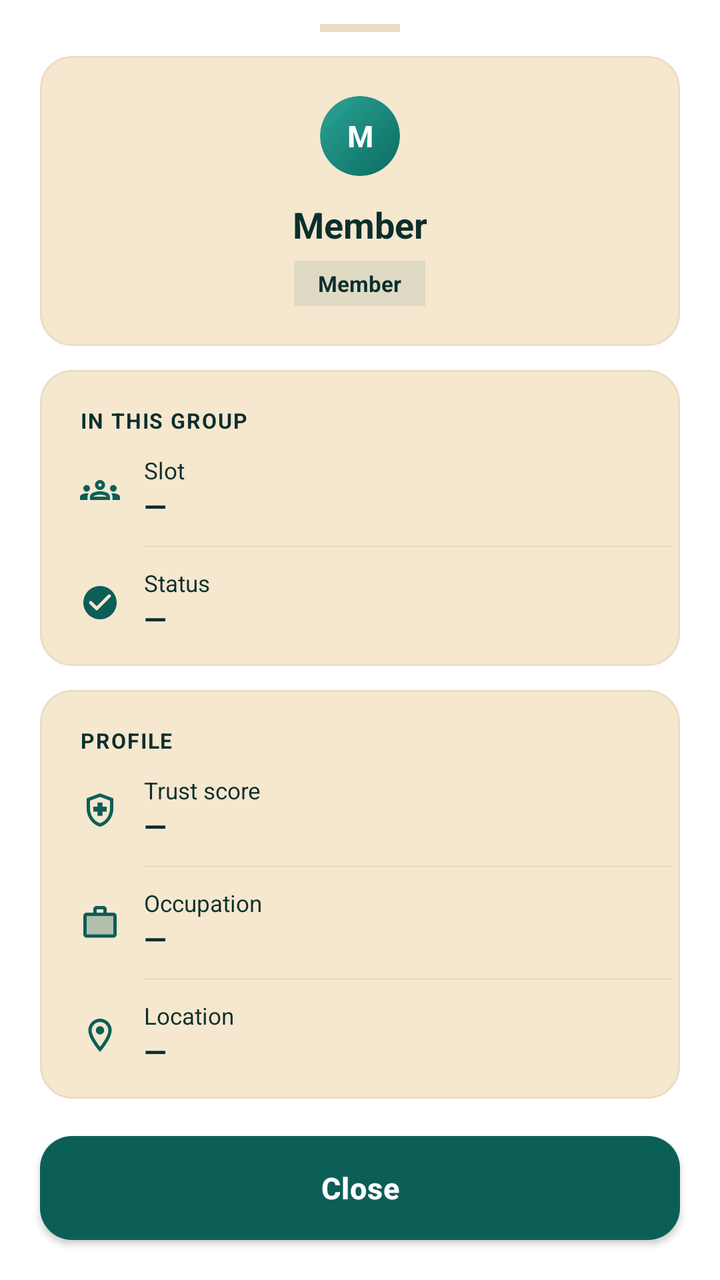
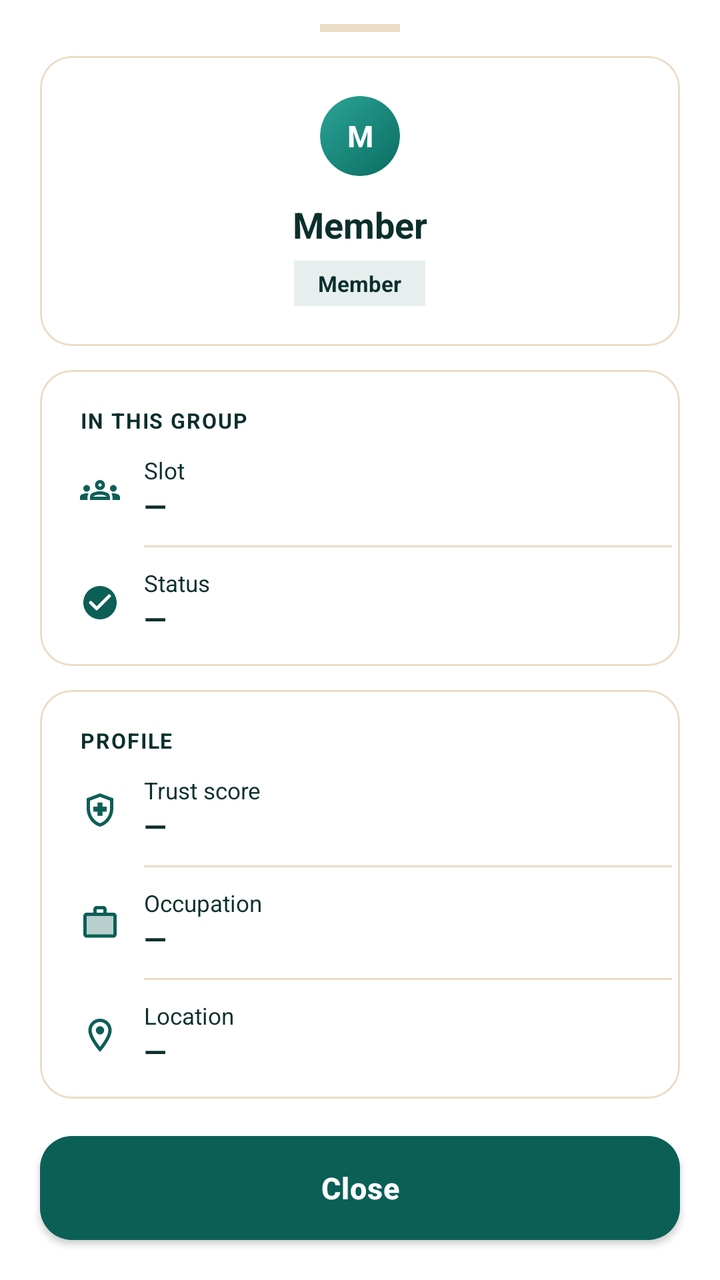

The first picture is an Android layout as it rendered before a commit; the second is the same layout after the commit. The layout source and the unified diff follow.
<!-- AndroidManifest.xml: application theme AppTheme -->
<!-- res/layout/bottom_sheet_member_detail.xml -->
<LinearLayout
	xmlns:android="http://schemas.android.com/apk/res/android"
	xmlns:app="http://schemas.android.com/apk/res-auto"
	xmlns:tools="http://schemas.android.com/tools"
	android:id="@+id/sheet_root"
	android:layout_width="match_parent"
	android:layout_height="wrap_content"
	android:orientation="vertical"
	android:background="?attr/colorSurface">
	<LinearLayout
		android:id="@+id/linear54"
		android:layout_width="match_parent"
		android:layout_height="wrap_content"
		android:paddingTop="12dp"
		android:paddingBottom="8dp"
		android:background="?attr/colorSurface"
		android:gravity="center_horizontal">
		<View
			android:id="@+id/view55"
			android:layout_width="40dp"
			android:layout_height="4dp"
			android:background="@color/colorCardStroke" />
	</LinearLayout>
	<androidx.core.widget.NestedScrollView
		android:id="@+id/vscroll5"
		android:layout_width="match_parent"
		android:layout_height="0dp"
		android:layout_weight="1"
		android:fillViewport="true"
		android:overScrollMode="never"
		android:clipToPadding="false">
		<LinearLayout
			android:id="@+id/linear56"
			android:layout_width="match_parent"
			android:layout_height="wrap_content"
			android:paddingBottom="24dp"
			android:orientation="vertical"
			android:paddingHorizontal="20dp">
			<com.google.android.material.card.MaterialCardView
				android:id="@+id/cardview12"
				android:layout_width="match_parent"
				android:layout_height="wrap_content"
				android:layout_marginTop="4dp"
				app:cardBackgroundColor="@color/colorSurfaceRaised"
				app:cardCornerRadius="16dp"
				app:cardElevation="0dp"
				app:strokeWidth="1dp"
				app:strokeColor="@color/colorCardStroke">
				<LinearLayout
					android:id="@+id/linear57"
					android:layout_width="match_parent"
					android:layout_height="wrap_content"
					android:padding="20dp"
					android:gravity="center_horizontal"
					android:orientation="vertical">
					<com.google.android.material.card.MaterialCardView
						android:id="@+id/cardview13"
						android:layout_width="40dp"
						android:layout_height="40dp"
						app:cardBackgroundColor="@color/colorSurfaceAlt"
						app:cardCornerRadius="20dp"
						app:cardElevation="0dp"
						app:strokeWidth="0dp">
						<FrameLayout
							android:id="@+id/frame_layout58"
							android:layout_width="match_parent"
							android:layout_height="match_parent">
							<ImageView
								android:id="@+id/iv_detail_avatar"
								android:layout_width="match_parent"
								android:layout_height="match_parent"
								android:src="@drawable/ic_coin_harv"
								android:scaleType="centerInside"
								android:focusable="false"
								android:visibility="gone" />
							<TextView
								android:id="@+id/tv_detail_initials"
								android:layout_width="match_parent"
								android:layout_height="match_parent"
								android:gravity="center"
								android:text="M"
								android:textSize="15sp"
								android:textStyle="bold"
								android:focusable="false"
	android:background="@drawable/bg_avatar"
	android:textColor="#FFFFFFFF"/>
						</FrameLayout>
					</com.google.android.material.card.MaterialCardView>
					<TextView
						android:id="@+id/tv_detail_name"
						android:layout_width="match_parent"
						android:layout_height="wrap_content"
						android:layout_marginTop="12dp"
						android:gravity="center_horizontal|center_vertical"
						android:text="Member"
						android:textSize="18sp"
						android:textStyle="bold"
						android:focusable="false" />
					<TextView
						android:id="@+id/tv_detail_role"
						android:layout_width="wrap_content"
						android:layout_height="wrap_content"
						android:layout_marginTop="6dp"
						android:background="@color/colorAccentSoft"
						android:text="Member"
						android:textSize="11sp"
						android:textStyle="bold"
						android:paddingHorizontal="12dp"
						android:paddingVertical="4dp"
						android:focusable="false" />
				</LinearLayout>
			</com.google.android.material.card.MaterialCardView>
			<com.google.android.material.card.MaterialCardView
				android:id="@+id/cardview14"
				android:layout_width="match_parent"
				android:layout_height="wrap_content"
				android:layout_marginTop="12dp"
				app:cardBackgroundColor="@color/colorSurfaceRaised"
				app:cardCornerRadius="16dp"
				app:cardElevation="0dp"
				app:strokeWidth="1dp"
				app:strokeColor="@color/colorCardStroke">
				<LinearLayout
					android:id="@+id/linear59"
					android:layout_width="match_parent"
					android:layout_height="wrap_content"
					android:padding="4dp"
					android:orientation="vertical">
					<TextView
						android:id="@+id/textview42"
						android:layout_width="match_parent"
						android:layout_height="wrap_content"
						android:paddingLeft="16dp"
						android:paddingTop="14dp"
						android:paddingRight="16dp"
						android:text="IN THIS GROUP"
						android:textStyle="bold"
						android:textSize="10.5sp"
						android:letterSpacing="0.06"
						android:focusable="false" />
					<LinearLayout
						android:id="@+id/linear60"
						android:layout_width="match_parent"
						android:layout_height="wrap_content"
						android:gravity="center_vertical"
						android:orientation="horizontal"
						android:paddingHorizontal="16dp"
						android:paddingVertical="10dp">
						<ImageView
							android:id="@+id/imageview10"
							android:layout_width="20dp"
							android:layout_height="20dp"
							android:src="@drawable/icon_groups_outline"
							android:scaleType="centerInside"
							android:focusable="false"
							app:tint="@color/colorAccent" />
						<LinearLayout
							android:id="@+id/linear61"
							android:layout_width="0dp"
							android:layout_height="wrap_content"
							android:orientation="vertical"
							android:layout_weight="1"
							android:layout_marginStart="12dp">
							<TextView
								android:id="@+id/textview43"
								android:layout_width="wrap_content"
								android:layout_height="wrap_content"
								android:text="Slot"
								android:textSize="11.5sp"
								android:focusable="false" />
							<TextView
								android:id="@+id/tv_detail_slot"
								android:layout_width="wrap_content"
								android:layout_height="wrap_content"
								android:text="—"
								android:textStyle="bold"
								android:textSize="14.5sp"
								android:focusable="false" />
						</LinearLayout>
					</LinearLayout>
					<View
						android:id="@+id/view62"
						android:layout_width="match_parent"
						android:layout_height="1dp"
						android:background="@color/colorDivider"
						android:layout_marginStart="48dp" />
					<LinearLayout
						android:id="@+id/linear63"
						android:layout_width="match_parent"
						android:layout_height="wrap_content"
						android:gravity="center_vertical"
						android:orientation="horizontal"
						android:paddingHorizontal="16dp"
						android:paddingVertical="10dp">
						<ImageView
							android:id="@+id/imageview11"
							android:layout_width="20dp"
							android:layout_height="20dp"
							android:src="@drawable/icon_check_circle_round"
							android:scaleType="centerInside"
							android:focusable="false"
							app:tint="@color/colorAccent" />
						<LinearLayout
							android:id="@+id/linear64"
							android:layout_width="0dp"
							android:layout_height="wrap_content"
							android:orientation="vertical"
							android:layout_weight="1"
							android:layout_marginStart="12dp">
							<TextView
								android:id="@+id/textview44"
								android:layout_width="wrap_content"
								android:layout_height="wrap_content"
								android:text="Status"
								android:textSize="11.5sp"
								android:focusable="false" />
							<TextView
								android:id="@+id/tv_detail_status"
								android:layout_width="wrap_content"
								android:layout_height="wrap_content"
								android:text="—"
								android:textStyle="bold"
								android:textSize="14.5sp"
								android:focusable="false" />
						</LinearLayout>
					</LinearLayout>
				</LinearLayout>
			</com.google.android.material.card.MaterialCardView>
			<com.google.android.material.card.MaterialCardView
				android:id="@+id/cardview15"
				android:layout_width="match_parent"
				android:layout_height="wrap_content"
				android:layout_marginTop="12dp"
				app:cardBackgroundColor="@color/colorSurfaceRaised"
				app:cardCornerRadius="16dp"
				app:cardElevation="0dp"
				app:strokeWidth="1dp"
				app:strokeColor="@color/colorCardStroke">
				<LinearLayout
					android:id="@+id/linear65"
					android:layout_width="match_parent"
					android:layout_height="wrap_content"
					android:padding="4dp"
					android:orientation="vertical">
					<TextView
						android:id="@+id/textview45"
						android:layout_width="match_parent"
						android:layout_height="wrap_content"
						android:paddingLeft="16dp"
						android:paddingTop="14dp"
						android:paddingRight="16dp"
						android:text="PROFILE"
						android:textStyle="bold"
						android:textSize="10.5sp"
						android:letterSpacing="0.06"
						android:focusable="false" />
					<LinearLayout
						android:id="@+id/linear66"
						android:layout_width="match_parent"
						android:layout_height="wrap_content"
						android:gravity="center_vertical"
						android:orientation="horizontal"
						android:paddingHorizontal="16dp"
						android:paddingVertical="10dp">
						<ImageView
							android:id="@+id/imageview12"
							android:layout_width="20dp"
							android:layout_height="20dp"
							android:src="@drawable/icon_health_and_safety_outline"
							android:scaleType="centerInside"
							android:focusable="false"
							app:tint="@color/colorAccent" />
						<LinearLayout
							android:id="@+id/linear67"
							android:layout_width="0dp"
							android:layout_height="wrap_content"
							android:orientation="vertical"
							android:layout_weight="1"
							android:layout_marginStart="12dp">
							<TextView
								android:id="@+id/textview46"
								android:layout_width="wrap_content"
								android:layout_height="wrap_content"
								android:text="Trust score"
								android:textSize="11.5sp"
								android:focusable="false" />
							<TextView
								android:id="@+id/tv_detail_trust"
								android:layout_width="wrap_content"
								android:layout_height="wrap_content"
								android:text="—"
								android:textStyle="bold"
								android:textSize="14.5sp"
								android:focusable="false" />
						</LinearLayout>
					</LinearLayout>
					<View
						android:id="@+id/view68"
						android:layout_width="match_parent"
						android:layout_height="1dp"
						android:background="@color/colorDivider"
						android:layout_marginStart="48dp" />
					<LinearLayout
						android:id="@+id/linear69"
						android:layout_width="match_parent"
						android:layout_height="wrap_content"
						android:gravity="center_vertical"
						android:orientation="horizontal"
						android:paddingHorizontal="16dp"
						android:paddingVertical="10dp">
						<ImageView
							android:id="@+id/imageview13"
							android:layout_width="20dp"
							android:layout_height="20dp"
							android:src="@drawable/icon_work_twotone"
							android:scaleType="centerInside"
							android:focusable="false"
							app:tint="@color/colorAccent" />
						<LinearLayout
							android:id="@+id/linear70"
							android:layout_width="0dp"
							android:layout_height="wrap_content"
							android:orientation="vertical"
							android:layout_weight="1"
							android:layout_marginStart="12dp">
							<TextView
								android:id="@+id/textview47"
								android:layout_width="wrap_content"
								android:layout_height="wrap_content"
								android:text="Occupation"
								android:textSize="11.5sp"
								android:focusable="false" />
							<TextView
								android:id="@+id/tv_detail_occupation"
								android:layout_width="wrap_content"
								android:layout_height="wrap_content"
								android:text="—"
								android:textStyle="bold"
								android:textSize="14.5sp"
								android:focusable="false" />
						</LinearLayout>
					</LinearLayout>
					<View
						android:id="@+id/view71"
						android:layout_width="match_parent"
						android:layout_height="1dp"
						android:background="@color/colorDivider"
						android:layout_marginStart="48dp" />
					<LinearLayout
						android:id="@+id/linear72"
						android:layout_width="match_parent"
						android:layout_height="wrap_content"
						android:gravity="center_vertical"
						android:orientation="horizontal"
						android:paddingHorizontal="16dp"
						android:paddingVertical="10dp">
						<ImageView
							android:id="@+id/imageview14"
							android:layout_width="20dp"
							android:layout_height="20dp"
							android:src="@drawable/icon_location_on_outline"
							android:scaleType="centerInside"
							android:focusable="false"
							app:tint="@color/colorAccent" />
						<LinearLayout
							android:id="@+id/linear73"
							android:layout_width="0dp"
							android:layout_height="wrap_content"
							android:orientation="vertical"
							android:layout_weight="1"
							android:layout_marginStart="12dp">
							<TextView
								android:id="@+id/textview48"
								android:layout_width="wrap_content"
								android:layout_height="wrap_content"
								android:text="Location"
								android:textSize="11.5sp"
								android:focusable="false" />
							<TextView
								android:id="@+id/tv_detail_location"
								android:layout_width="wrap_content"
								android:layout_height="wrap_content"
								android:text="—"
								android:textStyle="bold"
								android:textSize="14.5sp"
								android:focusable="false" />
						</LinearLayout>
					</LinearLayout>
				</LinearLayout>
			</com.google.android.material.card.MaterialCardView>
			<com.google.android.material.card.MaterialCardView
				android:id="@+id/cardview16"
				android:layout_width="match_parent"
				android:layout_height="wrap_content"
				android:layout_marginTop="12dp"
				app:cardBackgroundColor="@color/colorSurfaceRaised"
				app:cardCornerRadius="16dp"
				app:cardElevation="0dp"
				app:strokeWidth="1dp"
				app:strokeColor="@color/colorCardStroke">
				<LinearLayout
					android:id="@+id/linear74"
					android:layout_width="match_parent"
					android:layout_height="wrap_content"
					android:padding="4dp"
					android:orientation="vertical">
					<TextView
						android:id="@+id/textview49"
						android:layout_width="match_parent"
						android:layout_height="wrap_content"
						android:paddingLeft="16dp"
						android:paddingTop="14dp"
						android:paddingRight="16dp"
						android:text="CONTACT"
						android:textStyle="bold"
						android:textSize="10.5sp"
						android:letterSpacing="0.06"
						android:focusable="false" />
					<LinearLayout
						android:id="@+id/linear75"
						android:layout_width="match_parent"
						android:layout_height="wrap_content"
						android:gravity="center_vertical"
						android:orientation="horizontal"
						android:paddingHorizontal="16dp"
						android:paddingVertical="10dp">
						<ImageView
							android:id="@+id/imageview15"
							android:layout_width="20dp"
							android:layout_height="20dp"
							android:src="@drawable/icon_local_phone_twotone"
							android:scaleType="centerInside"
							android:focusable="false"
							app:tint="@color/colorAccent" />
						<LinearLayout
							android:id="@+id/linear76"
							android:layout_width="0dp"
							android:layout_height="wrap_content"
							android:orientation="vertical"
							android:layout_weight="1"
							android:layout_marginStart="12dp">
							<TextView
								android:id="@+id/textview50"
								android:layout_width="wrap_content"
								android:layout_height="wrap_content"
								android:text="Phone"
								android:textSize="11.5sp"
								android:focusable="false" />
							<TextView
								android:id="@+id/tv_detail_phone"
								android:layout_width="wrap_content"
								android:layout_height="wrap_content"
								android:text="—"
								android:textStyle="bold"
								android:textSize="14.5sp"
								android:focusable="false"
								android:textIsSelectable="true" />
						</LinearLayout>
					</LinearLayout>
					<View
						android:id="@+id/view77"
						android:layout_width="match_parent"
						android:layout_height="1dp"
						android:background="@color/colorDivider"
						android:layout_marginStart="48dp" />
					<LinearLayout
						android:id="@+id/linear78"
						android:layout_width="match_parent"
						android:layout_height="wrap_content"
						android:gravity="center_vertical"
						android:orientation="horizontal"
						android:paddingHorizontal="16dp"
						android:paddingVertical="10dp">
						<ImageView
							android:id="@+id/imageview16"
							android:layout_width="20dp"
							android:layout_height="20dp"
							android:src="@drawable/icon_alternate_email_twotone"
							android:scaleType="centerInside"
							android:focusable="false"
							app:tint="@color/colorAccent" />
						<LinearLayout
							android:id="@+id/linear79"
							android:layout_width="0dp"
							android:layout_height="wrap_content"
							android:orientation="vertical"
							android:layout_weight="1"
							android:layout_marginStart="12dp">
							<TextView
								android:id="@+id/textview51"
								android:layout_width="wrap_content"
								android:layout_height="wrap_content"
								android:text="Email"
								android:textSize="11.5sp"
								android:focusable="false" />
							<TextView
								android:id="@+id/tv_detail_email"
								android:layout_width="wrap_content"
								android:layout_height="wrap_content"
								android:text="—"
								android:textSize="14sp"
								android:textStyle="bold"
								android:focusable="false"
								android:textIsSelectable="true" />
						</LinearLayout>
					</LinearLayout>
				</LinearLayout>
			</com.google.android.material.card.MaterialCardView>
			<com.google.android.material.card.MaterialCardView
				android:id="@+id/cardview17"
				android:layout_width="match_parent"
				android:layout_height="wrap_content"
				android:layout_marginTop="12dp"
				android:layout_marginBottom="8dp"
				app:cardBackgroundColor="@color/colorSurfaceRaised"
				app:cardCornerRadius="16dp"
				app:cardElevation="0dp"
				app:strokeWidth="1dp"
				app:strokeColor="@color/colorCardStroke">
				<LinearLayout
					android:id="@+id/linear80"
					android:layout_width="match_parent"
					android:layout_height="wrap_content"
					android:padding="4dp"
					android:orientation="vertical">
					<TextView
						android:id="@+id/textview52"
						android:layout_width="match_parent"
						android:layout_height="wrap_content"
						android:paddingLeft="16dp"
						android:paddingTop="14dp"
						android:paddingRight="16dp"
						android:text="WALLET"
						android:textStyle="bold"
						android:textSize="10.5sp"
						android:letterSpacing="0.06"
						android:focusable="false" />
					<LinearLayout
						android:id="@+id/linear81"
						android:layout_width="match_parent"
						android:layout_height="wrap_content"
						android:gravity="center_vertical"
						android:orientation="horizontal"
						android:paddingHorizontal="16dp"
						android:paddingVertical="10dp">
						<ImageView
							android:id="@+id/imageview17"
							android:layout_width="20dp"
							android:layout_height="20dp"
							android:src="@drawable/icon_account_balance_wallet_outline_"
							android:scaleType="centerInside"
							android:focusable="false"
							app:tint="@color/colorAccent" />
						<LinearLayout
							android:id="@+id/linear82"
							android:layout_width="0dp"
							android:layout_height="wrap_content"
							android:orientation="vertical"
							android:layout_weight="1"
							android:layout_marginStart="12dp">
							<TextView
								android:id="@+id/textview53"
								android:layout_width="wrap_content"
								android:layout_height="wrap_content"
								android:text="Address"
								android:textSize="11.5sp"
								android:focusable="false" />
							<TextView
								android:id="@+id/tv_detail_wallet"
								android:layout_width="match_parent"
								android:layout_height="wrap_content"
								android:text="—"
								android:textSize="13sp"
								android:textStyle="bold"
								android:focusable="false"
								android:textIsSelectable="true" />
						</LinearLayout>
					</LinearLayout>
					<View
						android:id="@+id/view83"
						android:layout_width="match_parent"
						android:layout_height="1dp"
						android:background="@color/colorDivider"
						android:layout_marginStart="48dp" />
					<LinearLayout
						android:id="@+id/linear84"
						android:layout_width="match_parent"
						android:layout_height="wrap_content"
						android:gravity="center_vertical"
						android:orientation="horizontal"
						android:paddingHorizontal="16dp"
						android:paddingVertical="10dp">
						<ImageView
							android:id="@+id/imageview18"
							android:layout_width="20dp"
							android:layout_height="20dp"
							android:src="@drawable/icon_money_twotone"
							android:scaleType="centerInside"
							android:focusable="false"
							app:tint="@color/colorAccent" />
						<LinearLayout
							android:id="@+id/linear85"
							android:layout_width="0dp"
							android:layout_height="wrap_content"
							android:orientation="vertical"
							android:layout_weight="1"
							android:layout_marginStart="12dp">
							<TextView
								android:id="@+id/textview54"
								android:layout_width="wrap_content"
								android:layout_height="wrap_content"
								android:text="Balance"
								android:textSize="11.5sp"
								android:focusable="false" />
							<TextView
								android:id="@+id/tv_detail_balance"
								android:layout_width="wrap_content"
								android:layout_height="wrap_content"
								android:text="—"
								android:textSize="15sp"
								android:textStyle="bold"
								android:focusable="false" />
						</LinearLayout>
					</LinearLayout>
				</LinearLayout>
			</com.google.android.material.card.MaterialCardView>
		</LinearLayout>
	</androidx.core.widget.NestedScrollView>
	<com.google.android.material.button.MaterialButton
		android:id="@+id/btn_detail_report"
		android:layout_width="match_parent"
		android:layout_height="52dp"
		android:layout_marginTop="12dp"
		android:text="Report Member"
		android:textStyle="bold"
		android:textSize="14.5sp"
		android:layout_marginHorizontal="20dp"
		app:backgroundTint="@color/colorSurfaceRaised"
		app:cornerRadius="16dp"
		app:elevation="0dp"
		app:strokeWidth="1dp"
		app:strokeColor="@color/colorCardStroke"
		android:visibility="gone" />
	<com.google.android.material.button.MaterialButton
		android:id="@+id/btn_detail_kick"
		android:layout_width="match_parent"
		android:layout_height="52dp"
		android:layout_marginTop="8dp"
		android:text="Remove from group"
		android:textStyle="bold"
		android:textColor="@color/colorErrorAlt"
		android:textSize="14.5sp"
		android:layout_marginHorizontal="20dp"
		app:backgroundTint="@color/colorErrorSoft"
		app:cornerRadius="16dp"
		app:elevation="0dp"
		android:visibility="gone" />
	<com.google.android.material.button.MaterialButton
		android:id="@+id/btn_detail_close"
		android:layout_width="match_parent"
		android:layout_height="52dp"
		android:layout_marginTop="8dp"
		android:layout_marginBottom="20dp"
		android:text="Close"
		android:textSize="15sp"
		android:textStyle="bold"
		android:layout_marginHorizontal="20dp"
		app:backgroundTint="@color/colorAccent"
		app:cornerRadius="16dp"
		app:elevation="0dp" />
</LinearLayout>
<!-- resources referenced by this layout -->
<resources>
  <color name="colorAccent">#0B5F57</color>
  <color name="colorAccentSoft">#1A0B5F57</color>
  <color name="colorCardStroke">#EBDCC5</color>
  <color name="colorDivider">#EBDCC5</color>
  <color name="colorErrorAlt">#A8322E</color>
  <color name="colorErrorSoft">#1AC8443F</color>
  <color name="colorSurfaceAlt">#FFF0DB</color>
  <color name="colorSurfaceRaised">#F6E7CF</color>
  <!-- drawable bg_avatar (drawable) -->
  <?xml version="1.0" encoding="utf-8"?>
  <shape xmlns:android="http://schemas.android.com/apk/res/android" android:shape="oval">
      <gradient
          android:angle="315"
          android:startColor="#FF2BA597"
          android:endColor="#FF0B6B61" />
  </shape>
  <style name="HarvanaPopupMenu" parent="Widget.MaterialComponents.PopupMenu">
          <item name="android:popupBackground">@drawable/bg_popup_menu</item>
          <item name="android:popupElevation">10dp</item>
      </style>
  <style name="HarvanaSpinner" parent="Widget.AppCompat.Spinner">
          <item name="android:popupBackground">@color/colorSurface</item>
          <item name="android:dropDownSelector">@color/colorAccentRipple</item>
      </style>
  <!-- drawable ic_nav_back (drawable) -->
  <?xml version="1.0" encoding="utf-8"?>
  <vector xmlns:android="http://schemas.android.com/apk/res/android"
      android:width="24dp" android:height="24dp" android:viewportWidth="24" android:viewportHeight="24"
      android:autoMirrored="true"
      android:tint="?attr/colorControlNormal">
      <path android:fillColor="#FFFFFFFF" android:pathData="M20,11H7.83l5.59,-5.59L12,4l-8,8 8,8 1.41,-1.41L7.83,13H20v-2z" />
  </vector>
  <style name="HarvanaTextView" parent="android:Widget.TextView">
          <item name="android:textColor">@color/colorTextPrimary</item>
      </style>
  <color name="colorBackground">#FFF8EE</color>
  <color name="colorTextPrimary">#0B2F2C</color>
  <color name="colorTextOnAccent">#FFFFFF</color>
  <color name="colorAccentDark">#084A44</color>
  <color name="colorError">#C8443F</color>
  <color name="colorTextPrimaryWhite">#FFFFFF</color>
  <color name="colorControlNormal">#587570</color>
  <color name="colorAccentRipple">#1A0B5F57</color>
  <color name="colorAccentStroke">#330B5F57</color>
  <color name="colorAccentStrong">#053D3A</color>
  <color name="colorSurface">#FFFFFF</color>
  <color name="colorTextSecondary">#3F5F5A</color>
  <color name="colorTextTertiary">#587570</color>
  <!-- drawable bg_popup_menu (drawable) -->
  <?xml version="1.0" encoding="utf-8"?>
  <shape xmlns:android="http://schemas.android.com/apk/res/android" android:shape="rectangle">
      <solid android:color="@color/colorPopupSurface" />
      <stroke android:width="1dp" android:color="@color/colorCardStroke" />
      <corners android:radius="14dp" />
  </shape>
  <style name="HarvanaDialogButton" parent="Widget.MaterialComponents.Button.TextButton.Dialog">
          <item name="android:textColor">@color/colorAccent</item>
          <item name="android:minHeight">48dp</item>
      </style>
  <style name="HarvanaBottomSheetStyle" parent="Widget.MaterialComponents.BottomSheet.Modal">
          <item name="backgroundTint">?attr/colorSurface</item>
          <item name="shapeAppearanceOverlay">@style/HarvanaBottomSheetShape</item>
      </style>
  <color name="colorPopupSurface">#F6E9D2</color>
  <style name="HarvanaBottomSheetShape" parent="">
          <item name="cornerFamily">rounded</item>
          <item name="cornerSizeTopLeft">20dp</item>
          <item name="cornerSizeTopRight">20dp</item>
          <item name="cornerSizeBottomLeft">0dp</item>
          <item name="cornerSizeBottomRight">0dp</item>
      </style>
  <!-- unchanged entries left out for length: 15 -->
</resources>

<!-- the commit's change to res/layout/bottom_sheet_member_detail.xml (unified diff, before → after) -->
@@ -41,7 +41,7 @@
 				android:layout_width="match_parent"
 				android:layout_height="wrap_content"
 				android:layout_marginTop="4dp"
-				app:cardBackgroundColor="@color/colorSurfaceRaised"
+				app:cardBackgroundColor="@color/colorSurface"
 				app:cardCornerRadius="16dp"
 				app:cardElevation="0dp"
 				app:strokeWidth="1dp"
@@ -115,7 +115,7 @@
 				android:layout_width="match_parent"
 				android:layout_height="wrap_content"
 				android:layout_marginTop="12dp"
-				app:cardBackgroundColor="@color/colorSurfaceRaised"
+				app:cardBackgroundColor="@color/colorSurface"
 				app:cardCornerRadius="16dp"
 				app:cardElevation="0dp"
 				app:strokeWidth="1dp"
@@ -231,7 +231,7 @@
 				android:layout_width="match_parent"
 				android:layout_height="wrap_content"
 				android:layout_marginTop="12dp"
-				app:cardBackgroundColor="@color/colorSurfaceRaised"
+				app:cardBackgroundColor="@color/colorSurface"
 				app:cardCornerRadius="16dp"
 				app:cardElevation="0dp"
 				app:strokeWidth="1dp"
@@ -393,7 +393,7 @@
 				android:layout_width="match_parent"
 				android:layout_height="wrap_content"
 				android:layout_marginTop="12dp"
-				app:cardBackgroundColor="@color/colorSurfaceRaised"
+				app:cardBackgroundColor="@color/colorSurface"
 				app:cardCornerRadius="16dp"
 				app:cardElevation="0dp"
 				app:strokeWidth="1dp"
@@ -512,7 +512,7 @@
 				android:layout_height="wrap_content"
 				android:layout_marginTop="12dp"
 				android:layout_marginBottom="8dp"
-				app:cardBackgroundColor="@color/colorSurfaceRaised"
+				app:cardBackgroundColor="@color/colorSurface"
 				app:cardCornerRadius="16dp"
 				app:cardElevation="0dp"
 				app:strokeWidth="1dp"
<!-- resource entries referenced after the edit -->
@@ -3,11 +3,11 @@
   <color name="colorAccent">#0B5F57</color>
   <color name="colorAccentSoft">#1A0B5F57</color>
   <color name="colorCardStroke">#EBDCC5</color>
-  <color name="colorDivider">#EBDCC5</color>
+  <color name="colorDivider">@color/colorCardStroke</color>
   <color name="colorErrorAlt">#A8322E</color>
   <color name="colorErrorSoft">#1AC8443F</color>
   <color name="colorSurfaceAlt">#FFF0DB</color>
-  <color name="colorSurfaceRaised">#F6E7CF</color>
+  <color name="colorSurfaceRaised">@color/colorSurfaceAlt</color>
   <!-- drawable bg_avatar (drawable) -->
   <?xml version="1.0" encoding="utf-8"?>
   <shape xmlns:android="http://schemas.android.com/apk/res/android" android:shape="oval">
@@ -63,7 +63,7 @@
           <item name="backgroundTint">?attr/colorSurface</item>
           <item name="shapeAppearanceOverlay">@style/HarvanaBottomSheetShape</item>
       </style>
-  <color name="colorPopupSurface">#F6E9D2</color>
+  <color name="colorPopupSurface">@color/colorSurface</color>
   <style name="HarvanaBottomSheetShape" parent="">
           <item name="cornerFamily">rounded</item>
           <item name="cornerSizeTopLeft">20dp</item>
